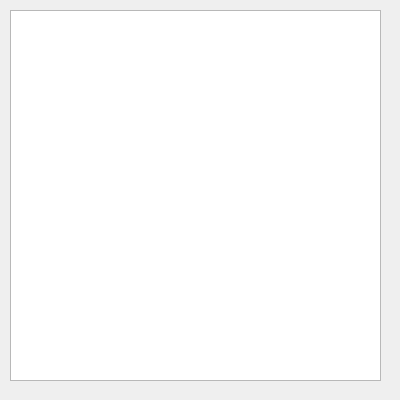
whlle1ouch/mhwy, file ui/log.ui: the form before one commit.
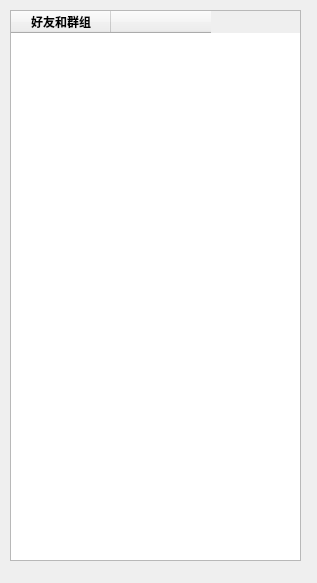
The form after the commit.

The edit to the form file:
```diff
--- a/ui/log.ui
+++ b/ui/log.ui
@@ -6,22 +6,64 @@
    <rect>
     <x>0</x>
     <y>0</y>
-    <width>400</width>
-    <height>400</height>
+    <width>317</width>
+    <height>583</height>
    </rect>
   </property>
   <property name="windowTitle">
    <string>Form</string>
   </property>
-  <widget class="QGraphicsView" name="graphicsView">
+  <widget class="QTableWidget" name="tableWidget">
    <property name="geometry">
     <rect>
      <x>10</x>
      <y>10</y>
-     <width>371</width>
-     <height>371</height>
+     <width>291</width>
+     <height>551</height>
     </rect>
    </property>
+   <property name="minimumSize">
+    <size>
+     <width>291</width>
+     <height>0</height>
+    </size>
+   </property>
+   <column>
+    <property name="text">
+     <string>好友和群组</string>
+    </property>
+    <property name="font">
+     <font>
+      <family>微软雅黑</family>
+      <weight>75</weight>
+      <bold>true</bold>
+     </font>
+    </property>
+    <property name="textAlignment">
+     <set>AlignCenter</set>
+    </property>
+    <property name="background">
+     <color>
+      <red>170</red>
+      <green>255</green>
+      <blue>255</blue>
+     </color>
+    </property>
+    <property name="foreground">
+     <brush brushstyle="SolidPattern">
+      <color alpha="255">
+       <red>0</red>
+       <green>0</green>
+       <blue>0</blue>
+      </color>
+     </brush>
+    </property>
+   </column>
+   <column>
+    <property name="text">
+     <string/>
+    </property>
+   </column>
   </widget>
  </widget>
  <resources/>
```
